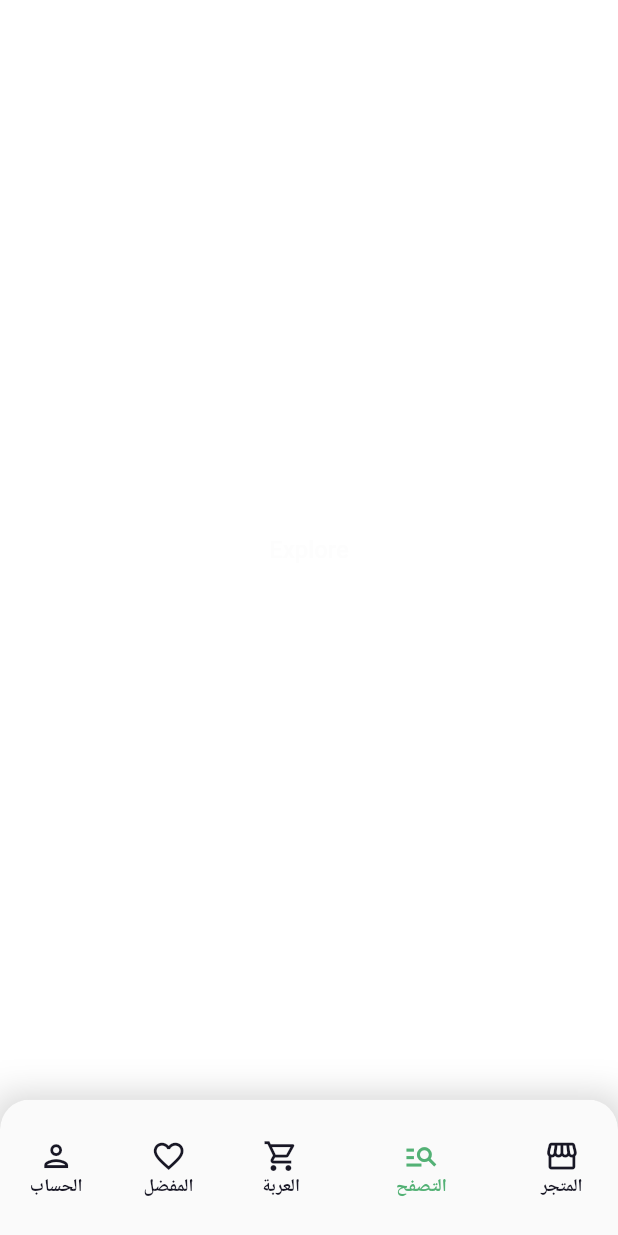
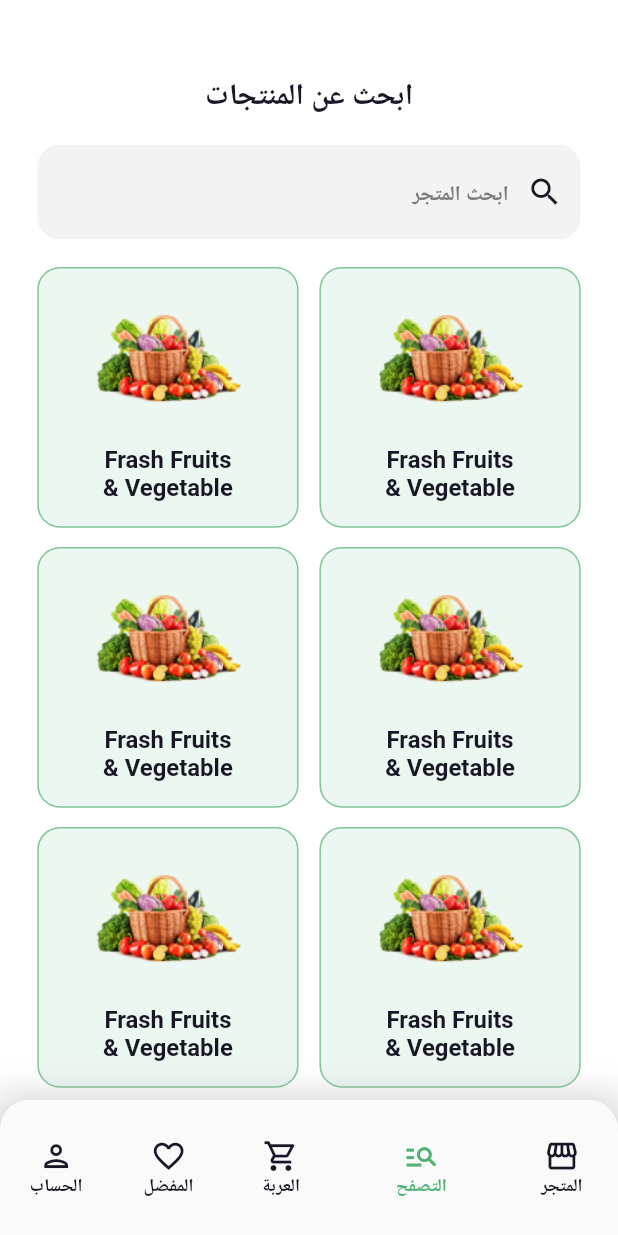
Before and after one commit to Mina329/nectar, a Flutter app: the HomeView screen opened by its route, item 2 of the bottom bar chosen, on a phone screen of 412 x 824 dp. Run offline on Flutter 3.47's test engine with Material 2 defaults, Android fonts, the light colour scheme and no system bars; our stand-ins replace device_preview, dots_indicator, easy_localization, expandable, flutter_bloc, flutter_phoenix and 5 more; accounts and stored records are empty; Roboto replaces fonts that are missing (assets/fonts/Gilroy-Bold.ttf, assets/fonts/Gilroy-Medium.ttf, assets/fonts/Gilroy-SemiBold.ttf).

Commit message:
add explore screen

```diff
--- a/lib/core/l10n/ar.json
+++ b/lib/core/l10n/ar.json
@@ -16,5 +16,6 @@
     "searchStore"           : "ابحث المتجر",
     "productDetails"        : "مواصفات المنتج",
     "reviews"               : "التقيمات",
-    "addToCart"             : "اضف الى العربة"
+    "addToCart"             : "اضف الى العربة",
+    "findProducts"          : "ابحث عن المنتجات"
 }
--- a/lib/core/l10n/en.json
+++ b/lib/core/l10n/en.json
@@ -16,6 +16,6 @@
     "searchStore"           : "Search Store",
     "productDetails"        : "Product Details",
     "reviews"               : "ٌReviews",
-    "addToCart"             : "Add To Cart"
-
+    "addToCart"             : "Add To Cart",
+    "findProducts"          : "Find Products"
 }
--- a/lib/core/utils/strings_manager.dart
+++ b/lib/core/utils/strings_manager.dart
@@ -17,4 +17,5 @@ abstract class StringsManager {
   static const productDetails = "productDetails";
   static const reviews = "reviews";
   static const addToCart = "addToCart";
+  static const findProducts = "findProducts";
 }
--- a/lib/core/utils/styles_manager.dart
+++ b/lib/core/utils/styles_manager.dart
@@ -83,6 +83,12 @@ abstract class StylesManager {
     fontSize: 16.sp,
     fontWeight: FontWeight.w700,
   );
+  static TextStyle titleLargeLIGHT = TextStyle(
+    color: ColorManager.darkBlue,
+    fontFamily: AssetsManager.gilroyBold,
+    fontSize: 20.sp,
+    fontWeight: FontWeight.w700,
+  );
 
 // ###################### DARK #####################
 
@@ -151,4 +157,10 @@ abstract class StylesManager {
     fontSize: 16.sp,
     fontWeight: FontWeight.w700,
   );
+  static TextStyle titleLargeDARK = TextStyle(
+    color: ColorManager.whiteText,
+    fontFamily: AssetsManager.gilroyBold,
+    fontSize: 20.sp,
+    fontWeight: FontWeight.w700,
+  );
 }
--- a/lib/core/utils/theme_manager.dart
+++ b/lib/core/utils/theme_manager.dart
@@ -57,6 +57,7 @@ abstract class ThemeManager {
       labelLarge: StylesManager.labelLargeLIGHT,
       headlineSmall: StylesManager.headingSmallLIGHT,
       displaySmall: StylesManager.displaySmall,
+      titleLarge: StylesManager.titleLargeLIGHT,
     ),
   );
 
@@ -113,6 +114,7 @@ abstract class ThemeManager {
       labelLarge: StylesManager.labelLargeDARK,
       headlineSmall: StylesManager.headingSmallDARK,
       displaySmall: StylesManager.displaySmall,
+      titleLarge: StylesManager.titleLargeDARK,
     ),
   );
 }
--- a/lib/features/explore/presentation/view/explore_view.dart
+++ b/lib/features/explore/presentation/view/explore_view.dart
@@ -1,10 +1,11 @@
 import 'package:flutter/material.dart';
+import 'package:nectar/features/explore/presentation/view/widgets/explore_view_body.dart';
 
 class ExploreView extends StatelessWidget {
   const ExploreView({super.key});
 
   @override
   Widget build(BuildContext context) {
-    return const Center(child: Text("Explore"));
+    return const ExploreViewBody();
   }
 }
--- /dev/null
+++ b/lib/features/explore/presentation/view/widgets/category_item.dart
@@ -0,0 +1,50 @@
+import 'package:flutter/material.dart';
+import 'package:flutter_screenutil/flutter_screenutil.dart';
+
+import '../../../../../core/utils/color_manager.dart';
+
+class CategoryItem extends StatelessWidget {
+  const CategoryItem({super.key});
+
+  @override
+  Widget build(BuildContext context) {
+    return Container(
+      width: 175.w,
+      height: 189.h,
+      decoration: BoxDecoration(
+        border: Border.all(
+          color: ColorManager.green.withOpacity(0.7),
+        ),
+        borderRadius: const BorderRadius.all(
+          Radius.circular(15),
+        ),
+        color: ColorManager.green.withOpacity(0.1),
+      ),
+      child: Column(
+        crossAxisAlignment: CrossAxisAlignment.center,
+        children: [
+          SizedBox(
+            height: 27.h,
+          ),
+          Image.asset(
+            "assets/images/category.png",
+            width: 111.w,
+            height: 74.h,
+          ),
+          SizedBox(
+            height: 27.h,
+          ),
+          SizedBox(
+            width: 90.w,
+            child: Text(
+              "Frash Fruits & Vegetable",
+              textAlign: TextAlign.center,
+              style: Theme.of(context).textTheme.titleSmall,
+            ),
+          ),
+
+        ],
+      ),
+    );
+  }
+}
--- /dev/null
+++ b/lib/features/explore/presentation/view/widgets/explore_view_body.dart
@@ -0,0 +1,38 @@
+import 'package:easy_localization/easy_localization.dart';
+import 'package:flutter/material.dart';
+import 'package:flutter_screenutil/flutter_screenutil.dart';
+import '../../../../../core/utils/strings_manager.dart';
+import '../../../../../core/widgets/custom_app_bar.dart';
+import '../../../../../core/widgets/custom_search_bar.dart';
+import 'category_gridview.dart';
+
+class ExploreViewBody extends StatelessWidget {
+  const ExploreViewBody({super.key});
+
+  @override
+  Widget build(BuildContext context) {
+    return Padding(
+      padding: EdgeInsets.symmetric(horizontal: 25.w),
+      child: CustomScrollView(
+        physics: const BouncingScrollPhysics(),
+        slivers: [
+          CustomAppBar(
+            title: StringsManager.findProducts.tr(),
+          ),
+          const CustomSearchBar(),
+          SliverToBoxAdapter(
+            child: SizedBox(
+              height: 20.h,
+            ),
+          ),
+          const CategoryGridView(),
+          SliverToBoxAdapter(
+            child: SizedBox(
+              height: 20.h,
+            ),
+          ),
+        ],
+      ),
+    );
+  }
+}
--- a/lib/main.dart
+++ b/lib/main.dart
@@ -11,7 +11,7 @@ import 'package:nectar/core/utils/assets_manager.dart';
 import 'package:nectar/core/utils/theme_manager.dart';
 import 'core/cache/cache_helper.dart';
 
-bool enableDevicePreview = true;
+bool enableDevicePreview = false;
 void main() async {
   WidgetsFlutterBinding.ensureInitialized();
   await CacheData.casheIntialization();
```
Also changed, not shown: lib/core/widgets/custom_app_bar.dart (added, +26 -0 lines), lib/features/explore/presentation/view/category_items_view.dart (added, +10 -0 lines), lib/features/explore/presentation/view/widgets/category_gridview.dart (added, +23 -0 lines), assets/images/category.png (added).
